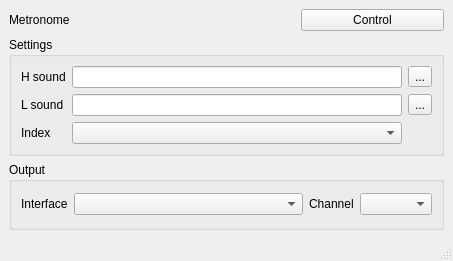
This is view/_main.ui in EdisonAgudelo/RemoteMetronome as Qt 5 draws it before an edit. The edited form follows.
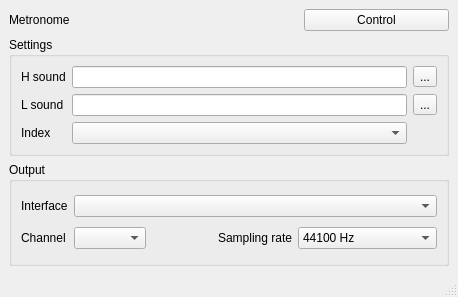
This is the edited form.

Commit message: feat: add sampling rate configuration for output device

Diff of the .ui file:
```diff
--- a/view/_main.ui
+++ b/view/_main.ui
@@ -6,8 +6,8 @@
    <rect>
     <x>0</x>
     <y>0</y>
-    <width>453</width>
-    <height>261</height>
+    <width>458</width>
+    <height>297</height>
    </rect>
   </property>
   <property name="windowTitle">
@@ -93,23 +93,7 @@
       <property name="title">
        <string>Output</string>
       </property>
-      <layout class="QGridLayout" name="gridLayout_4">
-       <item row="0" column="1">
-        <widget class="QComboBox" name="interface_combo_box"/>
-       </item>
-       <item row="0" column="2">
-        <widget class="QLabel" name="channel_label">
-         <property name="sizePolicy">
-          <sizepolicy hsizetype="Maximum" vsizetype="Preferred">
-           <horstretch>0</horstretch>
-           <verstretch>0</verstretch>
-          </sizepolicy>
-         </property>
-         <property name="text">
-          <string>Channel</string>
-         </property>
-        </widget>
-       </item>
+      <layout class="QGridLayout" name="gridLayout_2">
        <item row="0" column="0">
         <widget class="QLabel" name="interface_label">
          <property name="sizePolicy">
@@ -123,7 +107,20 @@
          </property>
         </widget>
        </item>
-       <item row="0" column="3">
+       <item row="1" column="0">
+        <widget class="QLabel" name="channel_label">
+         <property name="sizePolicy">
+          <sizepolicy hsizetype="Maximum" vsizetype="Preferred">
+           <horstretch>0</horstretch>
+           <verstretch>0</verstretch>
+          </sizepolicy>
+         </property>
+         <property name="text">
+          <string>Channel</string>
+         </property>
+        </widget>
+       </item>
+       <item row="1" column="1">
         <widget class="QComboBox" name="channel_combo_box">
          <property name="sizePolicy">
           <sizepolicy hsizetype="Maximum" vsizetype="Fixed">
@@ -133,6 +130,53 @@
          </property>
         </widget>
        </item>
+       <item row="1" column="2">
+        <widget class="QLabel" name="sample_label">
+         <property name="text">
+          <string>Sampling rate</string>
+         </property>
+         <property name="alignment">
+          <set>Qt::AlignRight|Qt::AlignTrailing|Qt::AlignVCenter</set>
+         </property>
+        </widget>
+       </item>
+       <item row="1" column="3">
+        <widget class="QComboBox" name="sample_combo_box">
+         <item>
+          <property name="text">
+           <string>44100 Hz</string>
+          </property>
+         </item>
+         <item>
+          <property name="text">
+           <string>48000 Hz</string>
+          </property>
+         </item>
+         <item>
+          <property name="text">
+           <string>88200 Hz</string>
+          </property>
+         </item>
+         <item>
+          <property name="text">
+           <string>96000 Hz</string>
+          </property>
+         </item>
+         <item>
+          <property name="text">
+           <string>176400 Hz</string>
+          </property>
+         </item>
+         <item>
+          <property name="text">
+           <string>192000 Hz</string>
+          </property>
+         </item>
+        </widget>
+       </item>
+       <item row="0" column="1" colspan="3">
+        <widget class="QComboBox" name="interface_combo_box"/>
+       </item>
       </layout>
      </widget>
     </item>
```
Left out of the diff: 38 changed lines with no effect on the pictures. The commit also changes 5 other files.
